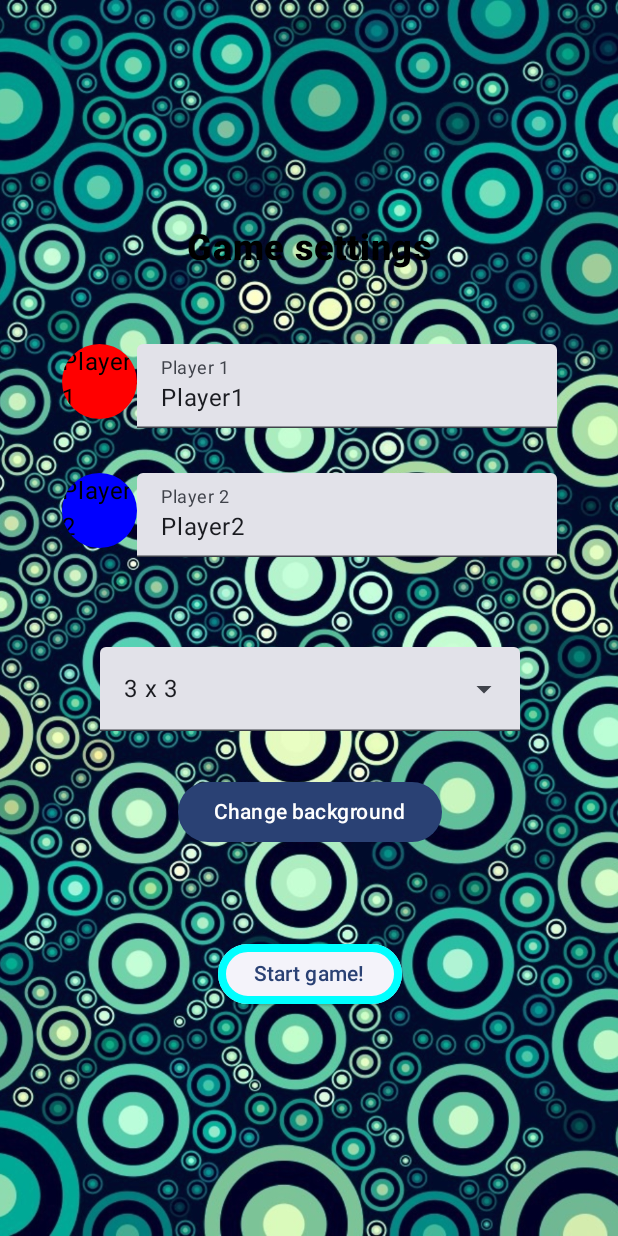
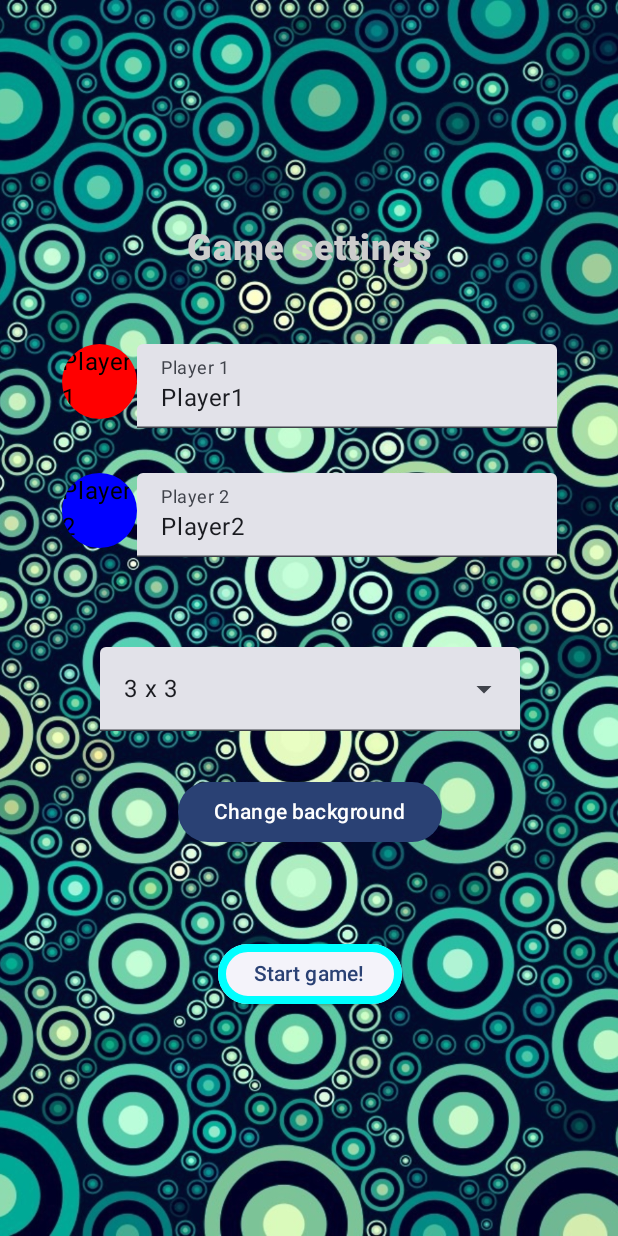
Before and after one commit to MatLeg25/ConnectCoins-KotlinGame, an Android app built with Jetpack Compose: the screen it shows after launch (MainActivity), on a phone screen of 412 x 824 dp. Run offline under Robolectric (Android 15) with nearby library versions, the phone set to English and light mode, and no system bars.

Commit message:
column text style updated

```diff
--- a/app/src/main/java/com/example/connectcoins/ui/ConfigScreen.kt
+++ b/app/src/main/java/com/example/connectcoins/ui/ConfigScreen.kt
@@ -56,6 +56,7 @@ fun ConfigScreen(
         ) {
             Text(
                 stringResource(id = R.string.game_settings),
+                color = Color.LightGray,
                 fontWeight = FontWeight.ExtraBold,
                 fontSize = 24.sp,
             )
--- a/app/src/main/java/com/example/connectcoins/ui/GameBoardScreen.kt
+++ b/app/src/main/java/com/example/connectcoins/ui/GameBoardScreen.kt
@@ -70,7 +70,10 @@ fun SingleColumn(
             },
         horizontalAlignment = Alignment.CenterHorizontally
     ) {
-        Text(text = "${columnIdx + 1}")
+        Text(
+            text = "${columnIdx + 1}",
+            color = Color.LightGray,
+        )
         items.forEach {
             val color = if (it.playerId != null) viewModel.getPlayer(it.playerId!!).color else viewModel.backgroundColor
             CellItem(item = it, color, cellSize, gameBoardInnerColumnPadding.dp)
```
